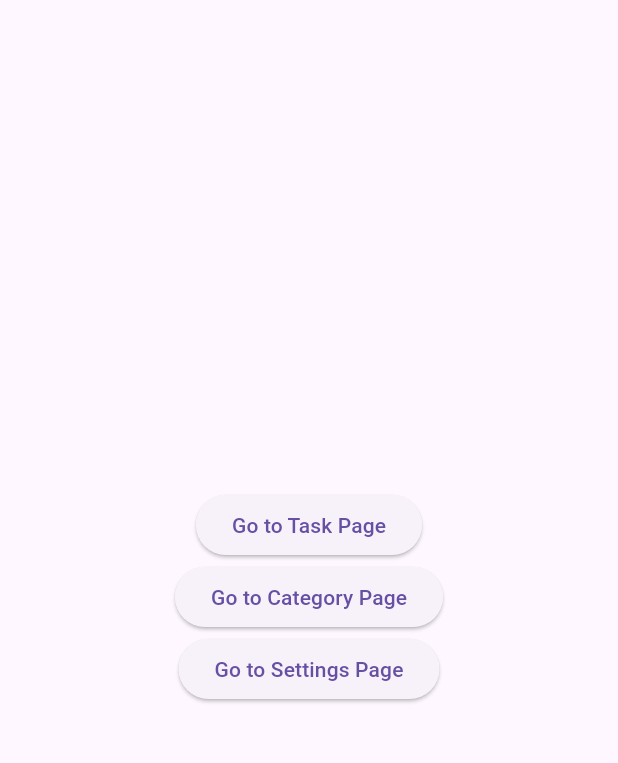
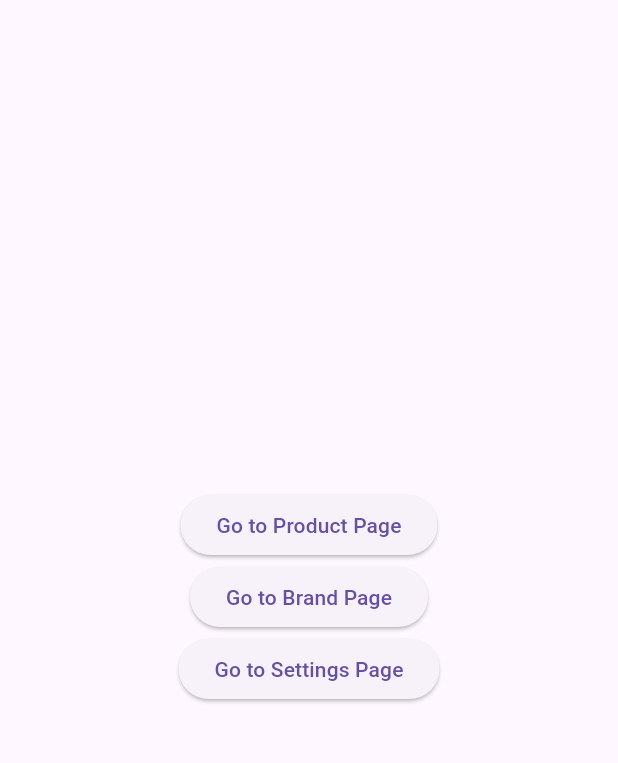
Before and after one commit to hannanarif96/logging_flutter, a Flutter app: the screen it shows after launch, on a phone screen of 412 x 824 dp, the part 63-826 px from its top. Run offline on Flutter 3.47's test engine with Material 3 defaults, Android fonts, the phone set to English and light mode, and no system bars.

Commit message:
Added brands and products screens

```diff
--- a/lib/category/category.dart
+++ b/lib/brand/brand.dart
@@ -1,12 +1,12 @@
-class Category {
+class Brand {
   final String name;
 
-  Category(this.name);
+  Brand(this.name);
 
   @override
   bool operator ==(Object other) =>
       identical(this, other) ||
-          other is Category && runtimeType == other.runtimeType && name == other.name;
+          other is Brand && runtimeType == other.runtimeType && name == other.name;
 
   @override
   int get hashCode => name.hashCode;
--- a/lib/task/task_page.dart
+++ b/lib/brand/brand_page.dart
@@ -1,27 +1,27 @@
 import 'package:flutter/material.dart';
 import 'package:provider/provider.dart';
-import 'task_view_model.dart';
-import 'task.dart';
+import 'brand_view_model.dart';
+import 'brand.dart';
 
-class TaskPage extends StatelessWidget {
+class BrandPage extends StatelessWidget {
   @override
   Widget build(BuildContext context) {
     return Scaffold(
       appBar: AppBar(
-        title: Text('Task Manager'),
+        title: Text('Brands'),
       ),
-      body: Consumer<TaskViewModel>(
+      body: Consumer<BrandViewModel>(
         builder: (context, viewModel, child) {
           return ListView.builder(
-            itemCount: viewModel.tasks.length,
+            itemCount: viewModel.brands.length,
             itemBuilder: (context, index) {
-              final task = viewModel.tasks[index];
+              final brand = viewModel.brands[index];
               return ListTile(
-                title: Text(task.name),
+                title: Text(brand.name),
                 trailing: IconButton(
                   icon: Icon(Icons.delete),
                   onPressed: () {
-                    viewModel.removeTask(task);
+                    viewModel.removeBrand(brand);
                   },
                 ),
               );
@@ -31,8 +31,8 @@ class TaskPage extends StatelessWidget {
       ),
       floatingActionButton: FloatingActionButton(
         onPressed: () {
-          final viewModel = Provider.of<TaskViewModel>(context, listen: false);
-          viewModel.addTask(Task('New Task ${viewModel.tasks.length + 1}'));
+          final viewModel = Provider.of<BrandViewModel>(context, listen: false);
+          viewModel.addBrand(Brand('New Brand ${viewModel.brands.length + 1}'));
         },
         child: Icon(Icons.add),
       ),
--- /dev/null
+++ b/lib/brand/brand_view_model.dart
@@ -0,0 +1,18 @@
+import 'package:flutter/material.dart';
+import 'brand.dart';
+
+class BrandViewModel extends ChangeNotifier {
+  final List<Brand> _brands = [];
+
+  List<Brand> get brands => _brands;
+
+  void addBrand(Brand brand) {
+    _brands.add(brand);
+    notifyListeners();
+  }
+
+  void removeBrand(Brand brand) {
+    _brands.remove(brand);
+    notifyListeners();
+  }
+}
--- a/lib/category/category_view_model.dart
+++ /dev/null
@@ -1,18 +0,0 @@
-import 'package:flutter/material.dart';
-import 'category.dart';
-
-class CategoryViewModel extends ChangeNotifier {
-  final List<Category> _categories = [];
-
-  List<Category> get categories => _categories;
-
-  void addCategory(Category category) {
-    _categories.add(category);
-    notifyListeners();
-  }
-
-  void removeCategory(Category category) {
-    _categories.remove(category);
-    notifyListeners();
-  }
-}
--- a/lib/main.dart
+++ b/lib/main.dart
@@ -1,10 +1,10 @@
 import 'package:flutter/material.dart';
-import 'package:logging_flutter/category/category_page.dart';
-import 'package:logging_flutter/category/category_view_model.dart';
+import 'package:logging_flutter/brand/brand_page.dart';
+import 'package:logging_flutter/brand/brand_view_model.dart';
 import 'package:logging_flutter/settings/settings_page.dart';
 import 'package:logging_flutter/settings/settings_view_model.dart';
-import 'package:logging_flutter/task/task_page.dart';
-import 'package:logging_flutter/task/task_view_model.dart';
+import 'package:logging_flutter/product/product_page.dart';
+import 'package:logging_flutter/product/product_view_model.dart';
 import 'package:provider/provider.dart';
 
 void main() {
@@ -16,8 +16,8 @@ class MyApp extends StatelessWidget {
   Widget build(BuildContext context) {
     return MultiProvider(
       providers: [
-        ChangeNotifierProvider(create: (_) => TaskViewModel()),
-        ChangeNotifierProvider(create: (_) => CategoryViewModel()),
+        ChangeNotifierProvider(create: (_) => ProductViewModel()),
+        ChangeNotifierProvider(create: (_) => BrandViewModel()),
         ChangeNotifierProvider(create: (_) => SettingsViewModel()..getDarkMode()),
       ],
       child: Consumer<SettingsViewModel>(
@@ -30,8 +30,8 @@ class MyApp extends StatelessWidget {
             ),
             home: HomePage(),
             routes: {
-              '/tasks': (context) => TaskPage(),
-              '/categories': (context) => CategoryPage(),
+              '/products': (context) => ProductPage(),
+              '/brands': (context) => BrandPage(),
               '/settings': (context) => SettingsPage(),
             },
           );
@@ -54,15 +54,15 @@ class HomePage extends StatelessWidget {
           children: <Widget>[
             ElevatedButton(
               onPressed: () {
-                Navigator.pushNamed(context, '/tasks');
+                Navigator.pushNamed(context, '/products');
               },
-              child: Text('Go to Task Page'),
+              child: Text('Go to Product Page'),
             ),
             ElevatedButton(
               onPressed: () {
-                Navigator.pushNamed(context, '/categories');
+                Navigator.pushNamed(context, '/brands');
               },
-              child: Text('Go to Category Page'),
+              child: Text('Go to Brand Page'),
             ),
             ElevatedButton(
               onPressed: () {
--- a/lib/task/task.dart
+++ b/lib/product/product.dart
@@ -1,12 +1,12 @@
-class Task {
+class Product {
   final String name;
 
-  Task(this.name);
+  Product(this.name);
 
   @override
   bool operator ==(Object other) =>
       identical(this, other) ||
-          other is Task && runtimeType == other.runtimeType && name == other.name;
+          other is Product && runtimeType == other.runtimeType && name == other.name;
 
   @override
   int get hashCode => name.hashCode;
--- a/lib/category/category_page.dart
+++ b/lib/product/product_page.dart
@@ -1,27 +1,27 @@
 import 'package:flutter/material.dart';
 import 'package:provider/provider.dart';
-import 'category_view_model.dart';
-import 'category.dart';
+import 'product_view_model.dart';
+import 'product.dart';
 
-class CategoryPage extends StatelessWidget {
+class ProductPage extends StatelessWidget {
   @override
   Widget build(BuildContext context) {
     return Scaffold(
       appBar: AppBar(
-        title: Text('Categories'),
+        title: Text('Product Manager'),
       ),
-      body: Consumer<CategoryViewModel>(
+      body: Consumer<ProductViewModel>(
         builder: (context, viewModel, child) {
           return ListView.builder(
-            itemCount: viewModel.categories.length,
+            itemCount: viewModel.products.length,
             itemBuilder: (context, index) {
-              final category = viewModel.categories[index];
+              final product = viewModel.products[index];
               return ListTile(
-                title: Text(category.name),
+                title: Text(product.name),
                 trailing: IconButton(
                   icon: Icon(Icons.delete),
                   onPressed: () {
-                    viewModel.removeCategory(category);
+                    viewModel.removeProduct(product);
                   },
                 ),
               );
@@ -31,8 +31,8 @@ class CategoryPage extends StatelessWidget {
       ),
       floatingActionButton: FloatingActionButton(
         onPressed: () {
-          final viewModel = Provider.of<CategoryViewModel>(context, listen: false);
-          viewModel.addCategory(Category('New Category ${viewModel.categories.length + 1}'));
+          final viewModel = Provider.of<ProductViewModel>(context, listen: false);
+          viewModel.addProduct(Product('New Product ${viewModel.products.length + 1}'));
         },
         child: Icon(Icons.add),
       ),
--- /dev/null
+++ b/lib/product/product_view_model.dart
@@ -0,0 +1,18 @@
+import 'package:flutter/material.dart';
+import 'product.dart';
+
+class ProductViewModel extends ChangeNotifier {
+  final List<Product> _products = [];
+
+  List<Product> get products => _products;
+
+  void addProduct(Product product) {
+    _products.add(product);
+    notifyListeners();
+  }
+
+  void removeProduct(Product product) {
+    _products.remove(product);
+    notifyListeners();
+  }
+}
--- a/lib/task/task_view_model.dart
+++ /dev/null
@@ -1,18 +0,0 @@
-import 'package:flutter/material.dart';
-import 'task.dart';
-
-class TaskViewModel extends ChangeNotifier {
-  final List<Task> _tasks = [];
-
-  List<Task> get tasks => _tasks;
-
-  void addTask(Task task) {
-    _tasks.add(task);
-    notifyListeners();
-  }
-
-  void removeTask(Task task) {
-    _tasks.remove(task);
-    notifyListeners();
-  }
-}
```
Also changed, not shown: 4 other files.
